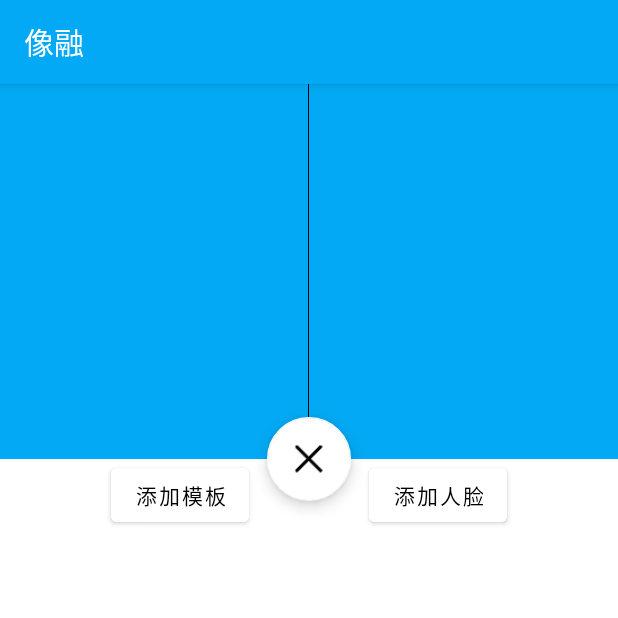
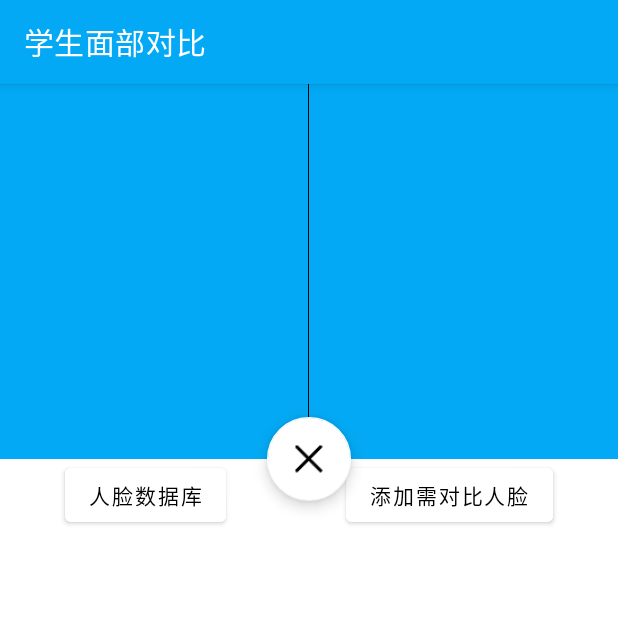
Before and after one commit to hahaheiha/ContrastOfFace, an Android app: the screen it shows after launch (MainActivity), after a tap on an icon or button, on a phone screen of 412 x 824 dp, the top half of it. Run offline under Robolectric (Android 15) with nearby library versions, the phone set to English and light mode, and no system bars.

Commit message:
新增添加学生信息

```diff
--- a/app/src/main/java/adapter/ExpressionAdapter.java
+++ b/app/src/main/java/adapter/ExpressionAdapter.java
@@ -132,7 +132,7 @@ public class ExpressionAdapter extends RecyclerView.Adapter<ExpressionAdapter.Vi
                 Expression exp = mExpList.get(position);
                 int imageId = exp.getImageId();
 
-                Dialog dialog = new CustomerDialog(mContext, R.style.Dialog);
+                Dialog dialog = new CustomerDialog(mContext, R.style.Dialog, R.layout.dialog);
                 dialog.setCanceledOnTouchOutside(false);
                 dialog.show();
 
--- a/app/src/main/java/com/cof/utils/CustomerDialog.java
+++ b/app/src/main/java/com/cof/utils/CustomerDialog.java
@@ -20,10 +20,10 @@ public class CustomerDialog extends Dialog{
         this.setContentView(R.layout.dialog);
     }
 
-    public CustomerDialog(@NonNull Context context, int themeResId) {
+    public CustomerDialog(@NonNull Context context, int themeResId, int layoutId) {
         super(context, themeResId);
         this.context = context;
-        this.setContentView(R.layout.dialog);
+        this.setContentView(layoutId);
     }
 
     @Override
--- a/app/src/main/res/layout/activity_main.xml
+++ b/app/src/main/res/layout/activity_main.xml
@@ -79,7 +79,7 @@
                 android:layout_width="wrap_content"
                 android:layout_height="wrap_content"
                 android:backgroundTint="@color/white"
-                android:text="添加模板"
+                android:text="人脸数据库"
                 android:layout_marginRight="80dp"
                 android:textColor="@color/black" />
             <Button
@@ -87,19 +87,20 @@
                 android:layout_width="wrap_content"
                 android:layout_height="wrap_content"
                 android:backgroundTint="@color/white"
-                android:text="添加人脸"
+                android:text="添加需对比人脸"
                 android:textColor="@color/black"/>
 
 
             </LinearLayout>
 
             <TextView
-                android:id="@+id/saveText"
+                android:id="@+id/studentInfo"
                 android:layout_width="match_parent"
                 android:layout_height="wrap_content"
                 android:layout_gravity="center"
                 android:layout_marginTop="10dp"
-                android:textSize="24sp"
+                android:textColor="@color/black"
+                android:textSize="20sp"
                 android:gravity="center" />
 
             <com.google.android.material.card.MaterialCardView
@@ -113,11 +114,11 @@
 
 
 
-                <ImageView
-                    android:id="@+id/resultImage"
-                    android:layout_gravity="center"
-                    android:layout_width="wrap_content"
-                    android:layout_height="wrap_content" />
+<!--                <ImageView-->
+<!--                    android:id="@+id/resultImage"-->
+<!--                    android:layout_gravity="center"-->
+<!--                    android:layout_width="wrap_content"-->
+<!--                    android:layout_height="wrap_content" />-->
 
             </com.google.android.material.card.MaterialCardView>
 
--- a/app/src/main/res/values-night/themes.xml
+++ b/app/src/main/res/values-night/themes.xml
@@ -1,6 +1,6 @@
 <resources xmlns:tools="http://schemas.android.com/tools">
     <!-- Base application theme. -->
-    <style name="Theme.COF" parent="Theme.MaterialComponents.DayNight.DarkActionBar">
+    <style name="Theme.COF" parent="Theme.MaterialComponents.DayNight.NoActionBar">
         <!-- Primary brand color. -->
         <item name="colorPrimary">@color/purple_200</item>
         <item name="colorPrimaryVariant">@color/purple_700</item>
--- a/app/src/main/res/values/strings.xml
+++ b/app/src/main/res/values/strings.xml
@@ -1,3 +1,3 @@
 <resources>
-    <string name="app_name">像融</string>
+    <string name="app_name">学生面部对比</string>
 </resources>
--- a/app/src/main/res/values/themes.xml
+++ b/app/src/main/res/values/themes.xml
@@ -1,6 +1,6 @@
 <resources xmlns:tools="http://schemas.android.com/tools">
     <!-- Base application theme. -->
-    <style name="Theme.COF" parent="Theme.MaterialComponents.DayNight.DarkActionBar">
+    <style name="Theme.COF" parent="Theme.MaterialComponents.Light.DarkActionBar">
         <!-- Primary brand color. -->
         <item name="colorPrimary">@color/blue</item>
         <item name="colorPrimaryVariant">@color/blue</item>
```
Also changed, not shown: app/src/main/java/com/cof/ExpressionActivity.java (+46 -0 lines), app/src/main/java/com/cof/MainActivity.java (+97 -83 lines).
